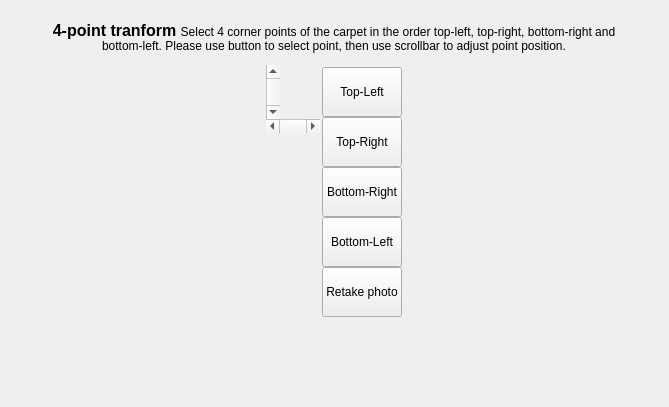
The window that src/camera_model/camera_wizard/four_point_select_page/four_point_select_page.ui (vietanhdev/open-adas) describes before a commit, drawn with Qt 5.
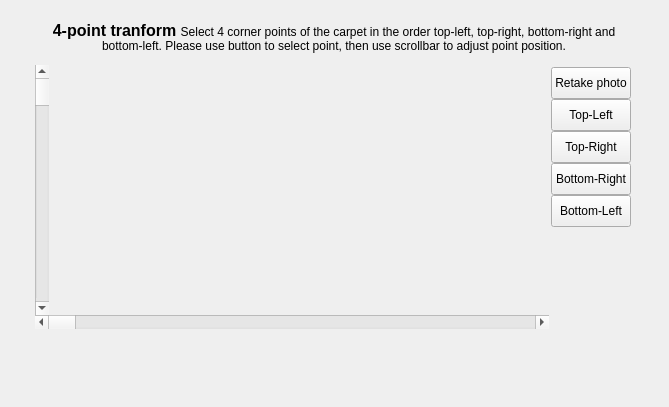
The same window after the commit. Icons and pictures are not drawn.

```diff
--- a/src/camera_model/camera_wizard/four_point_select_page/four_point_select_page.ui
+++ b/src/camera_model/camera_wizard/four_point_select_page/four_point_select_page.ui
@@ -214,7 +214,13 @@
               </widget>
              </item>
              <item>
-              <widget class="QLabel" name="label">
+              <widget class="QLabel" name="vizImageLabel">
+               <property name="minimumSize">
+                <size>
+                 <width>500</width>
+                 <height>250</height>
+                </size>
+               </property>
                <property name="maximumSize">
                 <size>
                  <width>500</width>
@@ -276,12 +282,25 @@
            <property name="bottomMargin">
             <number>2</number>
            </property>
+           <item>
+            <widget class="QPushButton" name="getImageBtn">
+             <property name="minimumSize">
+              <size>
+               <width>0</width>
+               <height>32</height>
+              </size>
+             </property>
+             <property name="text">
+              <string>Retake photo</string>
+             </property>
+            </widget>
+           </item>
            <item>
             <widget class="QPushButton" name="topLeftBtn">
              <property name="minimumSize">
               <size>
                <width>0</width>
-               <height>50</height>
+               <height>32</height>
               </size>
              </property>
              <property name="text">
@@ -294,7 +313,7 @@
              <property name="minimumSize">
               <size>
                <width>0</width>
-               <height>50</height>
+               <height>32</height>
               </size>
              </property>
              <property name="text">
@@ -307,7 +326,7 @@
              <property name="minimumSize">
               <size>
                <width>0</width>
-               <height>50</height>
+               <height>32</height>
               </size>
              </property>
              <property name="text">
@@ -320,7 +339,7 @@
              <property name="minimumSize">
               <size>
                <width>0</width>
-               <height>50</height>
+               <height>32</height>
               </size>
              </property>
              <property name="text">
@@ -328,19 +347,6 @@
              </property>
             </widget>
            </item>
-           <item>
-            <widget class="QPushButton" name="getImageBtn">
-             <property name="minimumSize">
-              <size>
-               <width>0</width>
-               <height>50</height>
-              </size>
-             </property>
-             <property name="text">
-              <string>Retake photo</string>
-             </property>
-            </widget>
-           </item>
            <item>
             <spacer name="verticalSpacer_2">
              <property name="orientation">
```
